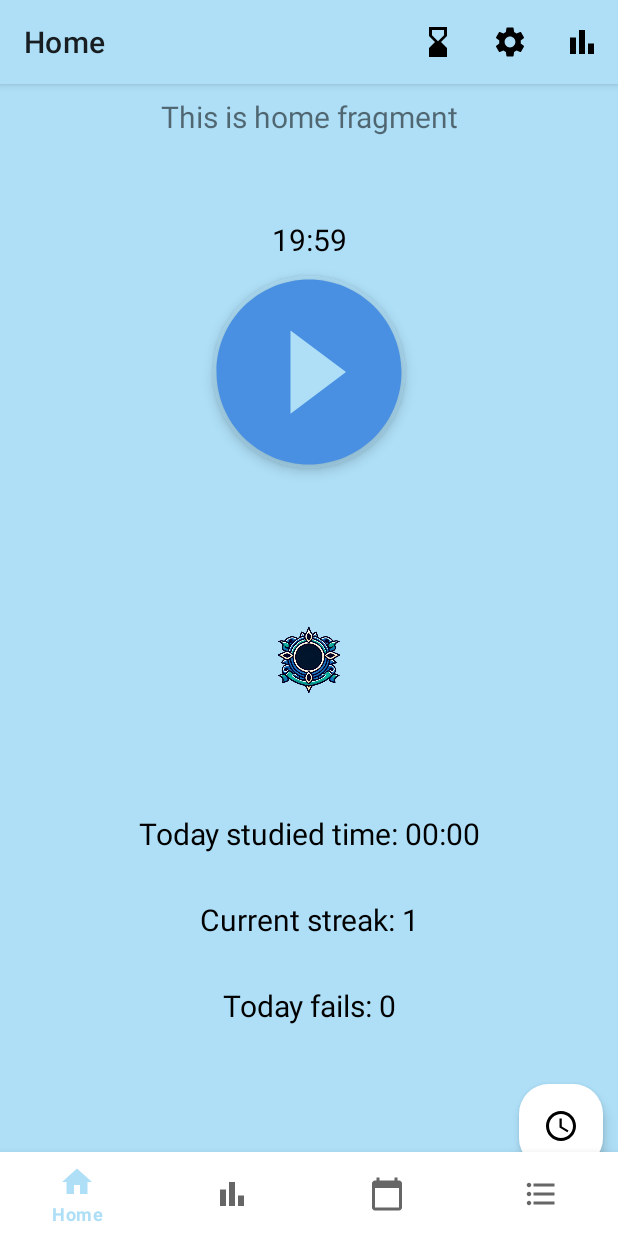
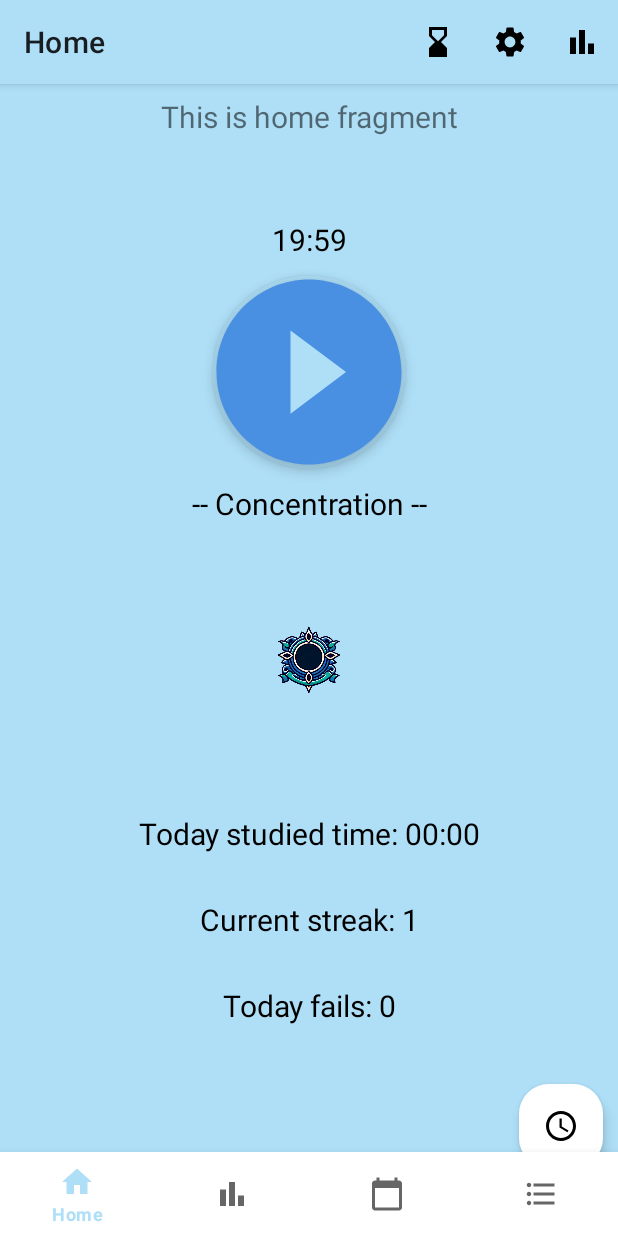
Before and after one commit to ThaGuille/BBetterCalendar, an Android app: the screen it shows after launch (MainActivity), after a tap on an icon or button, on a phone screen of 412 x 824 dp. Run offline under Robolectric (Android 15) with nearby library versions, the phone set to English and light mode, and no system bars; our stand-ins replace Dagger/Hilt's generated code, Room's generated code, navigation-ui; 2 statements that could not run were skipped.

Commit message:
creation of rest timer

```diff
--- a/app/src/main/java/com/example/bbettercalendar/ui/home/HomeFragment.java
+++ b/app/src/main/java/com/example/bbettercalendar/ui/home/HomeFragment.java
@@ -26,6 +26,7 @@ import com.example.bbettercalendar.R;
 import com.example.bbettercalendar.configuration.Configuration;
 import com.example.bbettercalendar.configuration.ConfigurationManager;
 import com.example.bbettercalendar.databinding.FragmentHomeBinding;
+import com.example.bbettercalendar.helpers.FormatHelper;
 import com.example.bbettercalendar.helpers.OnToolBarListener;
 import com.example.bbettercalendar.helpers.OnToolbarHomeListener;
 import com.example.bbettercalendar.helpers.ToolbarHelper;
@@ -44,7 +45,11 @@ public class HomeFragment extends Fragment implements View.OnClickListener, OnTo
 
     private final int TIMER_STOPPED = 0;
     private final int TIMER_RUNNING = 1;
-    private final int TIMER_PAUSED = 2;
+    private final int TIMER_PAUSED = 3;
+    private final int TIMER_STOPPED_REST = 4;
+    private final int TIMER_RUNNING_REST = 5;
+    private final int TIMER_PAUSED_REST = 6;
+
 
     private final String TAG = "HomeFragmentTag";
     private FragmentHomeBinding binding;
@@ -59,6 +64,7 @@ public class HomeFragment extends Fragment implements View.OnClickListener, OnTo
     private TextView currentStreakText;
     private TextView todayFailsText;
     private TextView todayTimeStudiedText;
+    private TextView timerModeText;
     private Application.ActivityLifecycleCallbacks activityLifecycleCallbacks;
     private int timer_state = TIMER_STOPPED;
     private int lastTimerTime =10000;
@@ -68,6 +74,8 @@ public class HomeFragment extends Fragment implements View.OnClickListener, OnTo
     private long timeLeftInMillis = 10000; // 20 minutos --> 60000 * 20
     private boolean isBackground = false;
     private boolean isTimerFailed = false;
+
+    private int restsCompleted = 0;
 
     @Inject
     ConfigurationManager configurationManager;
@@ -89,6 +97,7 @@ public class HomeFragment extends Fragment implements View.OnClickListener, OnTo
         currentStreakText = binding.homeCurrentStreakText;
         todayFailsText = binding.homeToadyFailsText;
         todayTimeStudiedText = binding.homeTodayTimeText;
+        timerModeText = binding.homeTimerTypeText;
         timeLeftInMillis = homeViewModel.configManager.getConfiguration().getHomeTimerTime();
 
         toolbarHelper = new ToolbarHelper(getContext(), getActivity(), getActivity().getMenuInflater(), R.menu.home_toolbar, true);
@@ -106,6 +115,7 @@ public class HomeFragment extends Fragment implements View.OnClickListener, OnTo
         homeViewModel.getCurrentStreakText().observe(getViewLifecycleOwner(), currentStreakText::setText);
         homeViewModel.getTodayFailsText().observe(getViewLifecycleOwner(), todayFailsText::setText);
         homeViewModel.getTodayTimeStudiedText().observe(getViewLifecycleOwner(), todayTimeStudiedText::setText);
+        homeViewModel.getTimerModeText().observe(getViewLifecycleOwner(), timerModeText::setText);
 
         setTopMenu();
         return root;
@@ -117,17 +127,23 @@ public class HomeFragment extends Fragment implements View.OnClickListener, OnTo
 
             public void onTick(long millisUntilFinished) {
                 timeLeftInMillis = millisUntilFinished;
-                long seconds = millisUntilFinished / 1000;
-                timerText.setText(String.format("%02d:%02d", seconds / 60, seconds % 60));
+                timerText.setText(FormatHelper.formatTime((int)millisUntilFinished, "mm:ss"));
             }
 
             public void onFinish() {
                 //reproducir sonido, resetear timer y anotar resultado
-                completeTimer();
-
+                if(timer_state == TIMER_RUNNING)
+                    completeTimer();
+                else
+                    completeRest();
             }
         }.start();
-        timer_state = TIMER_RUNNING;
+        if(timer_state == TIMER_STOPPED || timer_state == TIMER_PAUSED)
+            timer_state = TIMER_RUNNING;
+        else if(timer_state == TIMER_STOPPED_REST || timer_state == TIMER_PAUSED_REST)
+            timer_state = TIMER_RUNNING_REST;
+        else
+            Log.e(TAG, "Error en el estado del timer");
     }
 
     //Cuando el timer logra llegar a 0
@@ -135,11 +151,35 @@ public class HomeFragment extends Fragment implements View.OnClickListener, OnTo
         timer_state = TIMER_STOPPED;
         //reproducir sonido indicador
         homeViewModel.completeTimer(lastTimerTime);
+        //Si el descanso está activado, y no se ha llegado al límite de descansos predefinidos, se activa el descanso
+        if(configurationManager.getConfiguration().isHomeIsRestEnabled() )
+        {
+            if(restsCompleted < configurationManager.getConfiguration().getHomeNumberOfCycles()
+                    || configurationManager.getConfiguration().isHomeIsInfiniteCycleEnabled())
+            {
+                setRestTimer();}
+            else if(restsCompleted >= configurationManager.getConfiguration().getHomeNumberOfCycles())
+            {
+                //todo mostrar popup de ciclo finalizado, y confeti
+                resetTimer();
+            }
+        }else{ resetTimer();}
+    }
+
+    private void completeRest(){
+        timer_state = TIMER_STOPPED;
+        restsCompleted++;
         resetTimer();
     }
 
+    private void setRestTimer(){
+        timer_state = TIMER_STOPPED_REST;
+        timeLeftInMillis = configurationManager.getConfiguration().getHomeRestTime();
+        homeViewModel.setRestTimer();
+    }
+
     private void resetTimer(){
-        //timeLeftInMillis =  60000 * 20;
+        restsCompleted = 0;
         timeLeftInMillis =  configurationManager.getConfiguration().getHomeTimerTime();
         homeViewModel.resetTimer();
     }
@@ -160,12 +200,18 @@ public class HomeFragment extends Fragment implements View.OnClickListener, OnTo
             case R.id.homePlayButton:
                 Log.i(TAG, "Timer started");
                 if(timer_state == TIMER_STOPPED){
-                    startTimer(homeViewModel.configManager.getConfiguration().getHomeTimerTime());
-                    lastTimerTime = (int) homeViewModel.configManager.getConfiguration().getHomeTimerTime();
-                } else if( timer_state == TIMER_PAUSED){
+                    int actualTime = homeViewModel.configManager.getConfiguration().getHomeTimerTime();
+                    lastTimerTime = actualTime;
+                    timeLeftInMillis = actualTime;
+                    startTimer(actualTime);
+                } else if( timer_state == TIMER_PAUSED || timer_state == TIMER_STOPPED_REST){
                     startTimer(timeLeftInMillis);
-                }else if(timer_state == TIMER_RUNNING){
+                }else if(timer_state == TIMER_RUNNING || timer_state == TIMER_RUNNING_REST){
                     pauseTimer();
+                }else if(timer_state == TIMER_STOPPED_REST){
+                    int actualTime = homeViewModel.configManager.getConfiguration().getHomeRestTime();
+                    timeLeftInMillis = actualTime;
+                    startTimer(actualTime);
                 }
                 break;
             default:
@@ -309,6 +355,24 @@ public class HomeFragment extends Fragment implements View.OnClickListener, OnTo
         }
     }
 
+    private void checkConfigChanges(Configuration config){
+
+        if(!config.isHomeIsRestEnabled()) {
+            if (timer_state == TIMER_STOPPED_REST) {
+                resetTimer();
+            }
+            if (timer_state == TIMER_RUNNING_REST || timer_state == TIMER_PAUSED_REST) {
+                countDownTimer.cancel();
+                resetTimer();
+            }
+        }
+
+
+        //todo mirar otras cosas como el autoCycle y eso
+    }
+
+
+    //Método genérico llamado al cerrar los diferentes popups
     @Override
     public void OnClosePopup(int popupType, Object result) {
         try {
@@ -316,6 +380,7 @@ public class HomeFragment extends Fragment implements View.OnClickListener, OnTo
                 resetTimer();
             } else if (popupType == PopupHelper.TIMER_POPUP) {
                 Configuration config = (Configuration) result;
+                checkConfigChanges(config);
                 homeViewModel.updateConfiguration(config);
                 Log.i(TAG, "Configuration received: ");
             }
--- a/app/src/main/java/com/example/bbettercalendar/ui/home/HomeViewModel.java
+++ b/app/src/main/java/com/example/bbettercalendar/ui/home/HomeViewModel.java
@@ -30,6 +30,7 @@ public class HomeViewModel extends AndroidViewModel {
     private final MutableLiveData<String> currentStreakText;
     private final MutableLiveData<String> todayFailsText;
     private final MutableLiveData<String> todayTimeStudiedText;
+    private final MutableLiveData<String> timerModeText;
     private String currentStreakString;
     private ExecutorService executorService;
     private StatsDAO statsDao;
@@ -42,6 +43,7 @@ public class HomeViewModel extends AndroidViewModel {
         currentStreakText = new MutableLiveData<>();
         todayFailsText = new MutableLiveData<>();
         todayTimeStudiedText = new MutableLiveData<>();
+        timerModeText = new MutableLiveData<>();
         mText.setValue("This is home fragment");
         timerText.setValue("20:00");
         AppDatabase db = AppDatabase.getDatabase(application);
@@ -76,8 +78,9 @@ public class HomeViewModel extends AndroidViewModel {
         currentStreakText.postValue("Current streak: "+initialStats.currentStreak);
         //todayFailsText.postValue("Today fails: "+statsDao.getTodayFails());
         todayFailsText.postValue("Today fails: "+initialStats.todayFails);
-        String formattedTime = formatTime(initialStats.todayTimeStudied);
+        String formattedTime = FormatHelper.formatTime(initialStats.todayTimeStudied, "HH:mm");
         todayTimeStudiedText.postValue("Today studied time: " + formattedTime);
+        timerModeText.postValue("-- Concentration --");
         timerText.postValue(FormatHelper.formatTime(configManager.getConfiguration().getHomeTimerTime(), "mm:ss"));
     }
 
@@ -101,25 +104,20 @@ public class HomeViewModel extends AndroidViewModel {
                 Log.i(TAG, "View Model addTimeStudied( " + timerTime + " )");
                 statsDao.addTimeStudied(timerTime);
                 statsDao.addTasksDone();
-                String formattedTime = formatTime(statsDao.getTodayTimeStudied());
+                String formattedTime = FormatHelper.formatTime(statsDao.getTodayTimeStudied(), "HH:mm");
                 todayTimeStudiedText.postValue("Today studied time: " + formattedTime);
             }
         });
     }
 
+    public void setRestTimer(){
+        timerText.postValue(FormatHelper.formatTime(configManager.getConfiguration().getHomeRestTime(), "mm:ss"));
+        timerModeText.postValue("-- Rest --");
+    }
+
     public void resetTimer(){
         timerText.postValue(FormatHelper.formatTime(configManager.getConfiguration().getHomeTimerTime(), "mm:ss"));
-    }
-
-    //Si esto se ha de usar más se puede hacer estático en una clase de utilidad o así
-    private String formatTime(int milliseconds) {
-        int totalSeconds = milliseconds / 1000;
-        int totalMinutes = totalSeconds / 60;
-        int minutes = totalMinutes % 60;
-        int hours = totalMinutes / 60;
-
-        // Formatear el tiempo en el formato HH:mm
-        return String.format("%02d:%02d", hours, minutes);
+        timerModeText.postValue("-- Concentration --");
     }
 
     public void setConfigManager(ConfigurationManager configManager) {
@@ -150,5 +148,6 @@ public class HomeViewModel extends AndroidViewModel {
     public LiveData<String> getCurrentStreakText() {return currentStreakText;}
     public LiveData<String> getTodayFailsText() {return todayFailsText;}
     public LiveData<String> getTodayTimeStudiedText() {return todayTimeStudiedText;}
+    public LiveData<String> getTimerModeText() {return timerModeText;}
 
 }
--- a/app/src/main/res/layout/fragment_home.xml
+++ b/app/src/main/res/layout/fragment_home.xml
@@ -42,6 +42,21 @@
         android:scaleType="fitCenter"
         android:src="@drawable/ic_play_circle_filled_24"
         app:tint="?attr/colorAccent" />
+
+    <TextView
+        android:id="@+id/homeTimerTypeText"
+        android:layout_width="match_parent"
+        android:layout_height="wrap_content"
+        android:layout_below="@id/homePlayButton"
+        android:layout_centerHorizontal="true"
+        android:layout_marginStart="8dp"
+        android:layout_marginTop="10dp"
+        android:layout_marginEnd="8dp"
+        android:hint="-- Concentration --"
+        android:textAlignment="center"
+        android:textColor="@color/black"
+        android:textColorHint="?attr/colorAccent"
+        android:textSize="20sp" />
 
     <ImageView
         android:id="@+id/homeStreakImage"
@@ -89,10 +104,10 @@
         android:layout_marginStart="8dp"
         android:layout_marginEnd="8dp"
         android:layout_marginBottom="30dp"
+        android:hint="Today studied time: 00:00"
         android:textAlignment="center"
-        android:hint="Today studied time: 00:00"
+        android:textColor="@color/black"
         android:textColorHint="@color/black"
-        android:textColor="@color/black"
         android:textSize="20sp" />
 
     <ImageButton
```
Also changed, not shown: app/src/main/java/com/example/bbettercalendar/helpers/FormatHelper.java (+10 -2 lines), app/src/main/java/com/example/bbettercalendar/popups/TimerPopup.java (+24 -0 lines).
